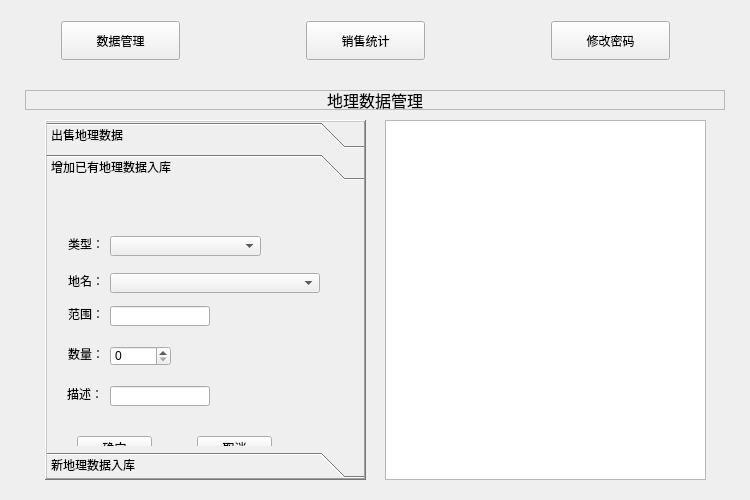
The window that software/datamanager/datamanager/widget.ui (lipo321/smartcity) describes before a commit, drawn with Qt 5.
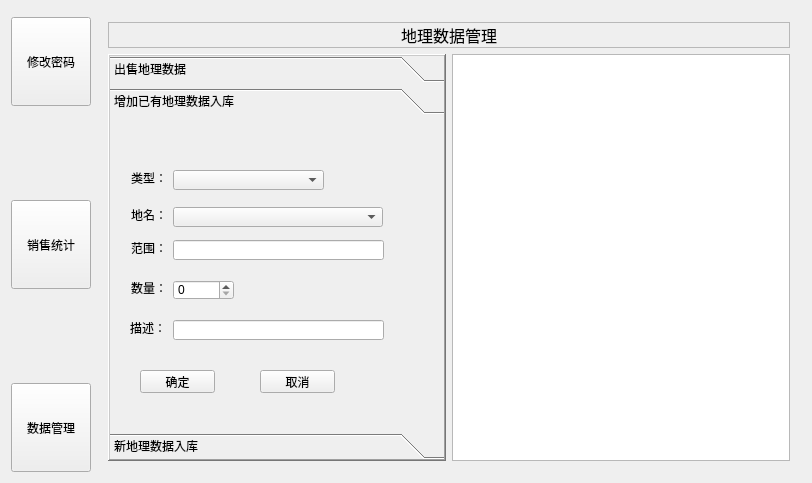
The same window after the commit. The open tabs and pages were chosen to show the change.

Commit message: 1、修改数据管理的逻辑代码 2、修改布局

Diff of the .ui file:
```diff
--- a/software/datamanager/datamanager/widget.ui
+++ b/software/datamanager/datamanager/widget.ui
@@ -6,26 +6,81 @@
    <rect>
     <x>0</x>
     <y>0</y>
-    <width>750</width>
-    <height>500</height>
+    <width>812</width>
+    <height>483</height>
    </rect>
   </property>
   <property name="windowTitle">
    <string>数据管理系统</string>
   </property>
-  <widget class="QWidget" name="layoutWidget">
-   <property name="geometry">
-    <rect>
-     <x>50</x>
-     <y>10</y>
-     <width>631</width>
-     <height>61</height>
-    </rect>
-   </property>
-   <layout class="QHBoxLayout" name="horizontalLayout">
+  <layout class="QGridLayout" name="gridLayout">
+   <item row="0" column="0">
+    <layout class="QHBoxLayout" name="horizontalLayout_2"/>
+   </item>
+   <item row="0" column="1">
+    <widget class="Line" name="line">
+     <property name="orientation">
+      <enum>Qt::Vertical</enum>
+     </property>
+    </widget>
+   </item>
+   <item row="1" column="0" colspan="2">
+    <layout class="QVBoxLayout" name="verticalLayout">
     <property name="sizeConstraint">
      <enum>QLayout::SetDefaultConstraint</enum>
     </property>
+     <item>
+      <widget class="QPushButton" name="passwordBtn">
+       <property name="sizePolicy">
+        <sizepolicy hsizetype="Expanding" vsizetype="Expanding">
+         <horstretch>0</horstretch>
+         <verstretch>0</verstretch>
+        </sizepolicy>
+       </property>
+       <property name="text">
+        <string>修改密码</string>
+       </property>
+      </widget>
+     </item>
+     <item>
+      <spacer name="verticalSpacer">
+       <property name="orientation">
+        <enum>Qt::Vertical</enum>
+       </property>
+       <property name="sizeHint" stdset="0">
+        <size>
+         <width>20</width>
+         <height>40</height>
+        </size>
+       </property>
+      </spacer>
+     </item>
+     <item>
+      <widget class="QPushButton" name="chartBtn">
+       <property name="sizePolicy">
+        <sizepolicy hsizetype="Expanding" vsizetype="Expanding">
+         <horstretch>0</horstretch>
+         <verstretch>0</verstretch>
+        </sizepolicy>
+       </property>
+       <property name="text">
+        <string>销售统计</string>
+       </property>
+      </widget>
+     </item>
+     <item>
+      <spacer name="verticalSpacer_2">
+       <property name="orientation">
+        <enum>Qt::Vertical</enum>
+       </property>
+       <property name="sizeHint" stdset="0">
+        <size>
+         <width>20</width>
+         <height>40</height>
+        </size>
+       </property>
+      </spacer>
+     </item>
     <item>
      <widget class="QPushButton" name="manageBtn">
       <property name="sizePolicy">
@@ -39,82 +94,19 @@
       </property>
      </widget>
     </item>
-    <item>
-     <spacer name="horizontalSpacer_3">
-      <property name="orientation">
-       <enum>Qt::Horizontal</enum>
-      </property>
-      <property name="sizeHint" stdset="0">
-       <size>
-        <width>40</width>
-        <height>20</height>
-       </size>
-      </property>
-     </spacer>
-    </item>
-    <item>
-     <widget class="QPushButton" name="chartBtn">
-      <property name="sizePolicy">
-       <sizepolicy hsizetype="Expanding" vsizetype="Expanding">
-        <horstretch>0</horstretch>
-        <verstretch>0</verstretch>
-       </sizepolicy>
-      </property>
-      <property name="text">
-       <string>销售统计</string>
-      </property>
-     </widget>
-    </item>
-    <item>
-     <spacer name="horizontalSpacer_2">
-      <property name="orientation">
-       <enum>Qt::Horizontal</enum>
-      </property>
-      <property name="sizeHint" stdset="0">
-       <size>
-        <width>40</width>
-        <height>20</height>
-       </size>
-      </property>
-     </spacer>
-    </item>
-    <item>
-     <widget class="QPushButton" name="passwordBtn">
-      <property name="sizePolicy">
-       <sizepolicy hsizetype="Expanding" vsizetype="Expanding">
-        <horstretch>0</horstretch>
-        <verstretch>0</verstretch>
-       </sizepolicy>
-      </property>
-      <property name="text">
-       <string>修改密码</string>
-      </property>
-     </widget>
-    </item>
-   </layout>
-  </widget>
+    </layout>
+   </item>
+   <item row="0" column="2" rowspan="2">
   <widget class="QStackedWidget" name="stackedWidget">
-   <property name="geometry">
-    <rect>
-     <x>25</x>
-     <y>70</y>
-     <width>700</width>
-     <height>410</height>
-    </rect>
-   </property>
    <property name="currentIndex">
     <number>0</number>
    </property>
    <widget class="QWidget" name="managePage">
+      <layout class="QVBoxLayout" name="verticalLayout_3">
+       <item>
+        <layout class="QVBoxLayout" name="verticalLayout_2">
+         <item>
     <widget class="QLabel" name="label">
-     <property name="geometry">
-      <rect>
-       <x>0</x>
-       <y>20</y>
-       <width>700</width>
-       <height>20</height>
-      </rect>
-     </property>
      <property name="font">
       <font>
        <pointsize>12</pointsize>
@@ -130,15 +122,11 @@
       <set>Qt::AlignCenter</set>
      </property>
     </widget>
+         </item>
+         <item>
+          <layout class="QHBoxLayout" name="horizontalLayout">
+           <item>
     <widget class="QToolBox" name="toolBox">
-     <property name="geometry">
-      <rect>
-       <x>20</x>
-       <y>50</y>
-       <width>321</width>
-       <height>360</height>
-      </rect>
-     </property>
      <property name="frameShape">
       <enum>QFrame::WinPanel</enum>
      </property>
@@ -335,8 +323,8 @@
        <rect>
         <x>0</x>
         <y>0</y>
-        <width>317</width>
-        <height>278</height>
+                <width>338</width>
+                <height>337</height>
        </rect>
       </property>
       <attribute name="label">
@@ -435,7 +423,7 @@
         <rect>
          <x>63</x>
          <y>120</y>
-         <width>100</width>
+                 <width>211</width>
          <height>20</height>
         </rect>
        </property>
@@ -458,7 +446,7 @@
         <rect>
          <x>63</x>
          <y>200</y>
-         <width>100</width>
+                 <width>211</width>
          <height>20</height>
         </rect>
        </property>
@@ -657,19 +645,23 @@
       </widget>
      </widget>
     </widget>
+           </item>
+           <item>
     <widget class="QListWidget" name="dailyList">
-     <property name="geometry">
-      <rect>
-       <x>360</x>
-       <y>50</y>
-       <width>321</width>
-       <height>360</height>
-      </rect>
-     </property>
      <property name="editTriggers">
       <set>QAbstractItemView::NoEditTriggers</set>
      </property>
     </widget>
+           </item>
+          </layout>
+         </item>
+        </layout>
+       </item>
+      </layout>
+      <zorder>label</zorder>
+      <zorder>toolBox</zorder>
+      <zorder>dailyList</zorder>
+      <zorder>manageBtn</zorder>
    </widget>
    <widget class="QWidget" name="chartPage">
     <widget class="QLabel" name="label_3">
@@ -806,6 +798,8 @@
     </widget>
    </widget>
   </widget>
+   </item>
+  </layout>
  </widget>
  <layoutdefault spacing="6" margin="11"/>
  <resources/>
```
Left out of the diff: 66 changed lines with no effect on the pictures. Lines whose indentation alone changed are shown as unchanged. The commit also changes 4 other files.
